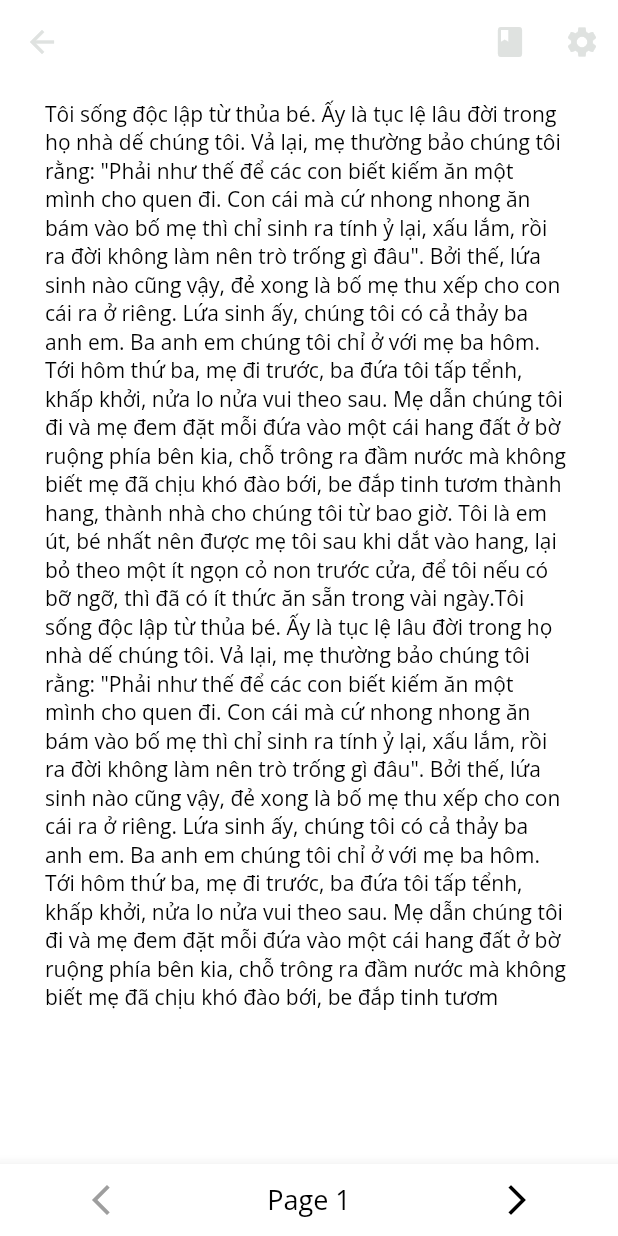
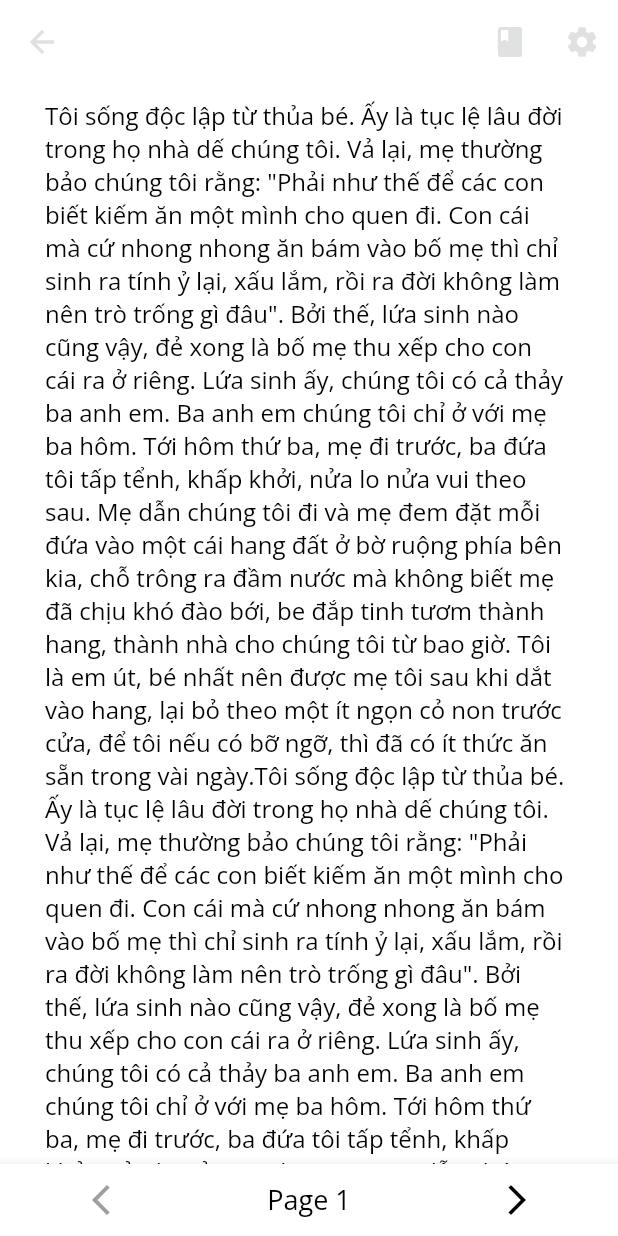
Before and after one commit to nhudang1511/e_book_app, a Flutter app: the screen it shows after launch, after a tap on the "settings" icon, on a phone screen of 412 x 824 dp. Run offline on Flutter 3.47's test engine with Material 2 defaults, Android fonts, the phone set to English and light mode, and no system bars; our stand-ins replace bloc, carousel_slider, cloud_firestore, equatable, firebase_core, flutter_bloc; missing offline and left inert: material_dialogs, translator; accounts and stored records are empty.

Commit message:
finish UI book_screen

```diff
--- a/lib/screen/book/book_screen.dart
+++ b/lib/screen/book/book_screen.dart
@@ -27,10 +27,21 @@ class _BookScreenState extends State<BookScreen> {
   List<String> textSegments = [];
   int currentPage = 0;
   List<TextSpan> highlightedTextSpans = [];
+  double fontSize = 16.0;
 
   @override
   void initState() {
     super.initState();
+  }
+  void increaseFontSize() {
+    setState(() {
+      fontSize += 2.0; // You can adjust the increment as needed
+    });
+  }
+  void decreaseFontSize() {
+    setState(() {
+      fontSize -= 2.0;
+    });
   }
 
   @override
@@ -45,6 +56,24 @@ class _BookScreenState extends State<BookScreen> {
         actions: [
           IconButton(
             onPressed: () {
+              Dialogs.bottomMaterialDialog(
+                  context: context,
+                  color: const Color(0xFF122158),
+                actions: [
+                  Column(
+                    crossAxisAlignment: CrossAxisAlignment.start,
+                    children: [
+                      const Text('Chapter', style: TextStyle(color: Colors.white, fontSize: 20)),
+                      TextButton(onPressed: (){
+
+                      }, child: const Text('Chương 1: Tôi sống độc lập từ thủa bé - Một sự ngỗ nghịch đáng ân hận suốt đời', style: TextStyle(color: Colors.white),)),
+                      TextButton(onPressed: (){
+                        Navigator.pop(context);
+                      }, child: const Text('Close', style: TextStyle(color: Colors.white),))
+                    ],
+                  ),
+                ]
+              );
             },
             icon: const Icon(Icons.book,
                 color: Color(0xFFDFE2E0)),
@@ -130,6 +159,32 @@ class _BookScreenState extends State<BookScreen> {
                             ],
                           ),
                         ),
+                        TextButton(
+                          onPressed: () {
+                            increaseFontSize();
+                          },
+                          child: const Row(
+                            crossAxisAlignment: CrossAxisAlignment.center,
+                            children: [
+                              Icon(Icons.zoom_in, color: Colors.white),
+                              SizedBox(width: 10,),
+                              Text('Zoom In', style: TextStyle(fontSize: 17, color: Colors.white),),
+                            ],
+                          ),
+                        ),
+                        TextButton(
+                          onPressed: () {
+                            decreaseFontSize();
+                          },
+                          child: const Row(
+                            crossAxisAlignment: CrossAxisAlignment.center,
+                            children: [
+                              Icon(Icons.zoom_out, color: Colors.white),
+                              SizedBox(width: 10,),
+                              Text('Zoom Out', style: TextStyle(fontSize: 17, color: Colors.white),),
+                            ],
+                          ),
+                        ),
                         TextButton(onPressed: (){
                           Navigator.pop(context);
                         }, child: const Text('Close', style: TextStyle(color: Colors.white),))
@@ -177,7 +232,7 @@ class _BookScreenState extends State<BookScreen> {
       body: Stack(
         children: [
           SingleChildScrollView(
-            padding: EdgeInsets.symmetric(horizontal: 30, vertical: 10),
+            padding: const EdgeInsets.symmetric(horizontal: 30, vertical: 10),
             child: GestureDetector(
               onTapDown: (details) {
                 showToolbar(context, details.localPosition);
@@ -189,9 +244,10 @@ class _BookScreenState extends State<BookScreen> {
                 style: Theme.of(context).textTheme.titleLarge!.copyWith(
                   // Chỉnh màu văn bản tùy thuộc vào màu nền
                   color: isTickedBlack ? Colors.white : Colors.black,
+                  fontSize: fontSize
                 ),
                 showCursor: true,
-                toolbarOptions: ToolbarOptions(selectAll: false, copy: false),
+                toolbarOptions: const ToolbarOptions(selectAll: false, copy: false),
                 onSelectionChanged: (selection, cause) {
                   setState(() {
                     if (currentPage < textSegments.length) {
@@ -275,17 +331,6 @@ class _BookScreenState extends State<BookScreen> {
                     children: [
                       Text('Save', style: TextStyle(fontSize: 13, color: Colors.white)),
                       Icon(Icons.save, color: Colors.white,)
-                    ],
-                  ),
-                ),
-                TextButton(
-                  onPressed: (){
-
-                  },
-                  child: const Row(
-                    children: [
-                      Text('Mark', style: TextStyle(fontSize: 13, color: Colors.white)),
-                      Icon(Icons.edit_note_outlined, color: Colors.white,)
                     ],
                   ),
                 ),
```
